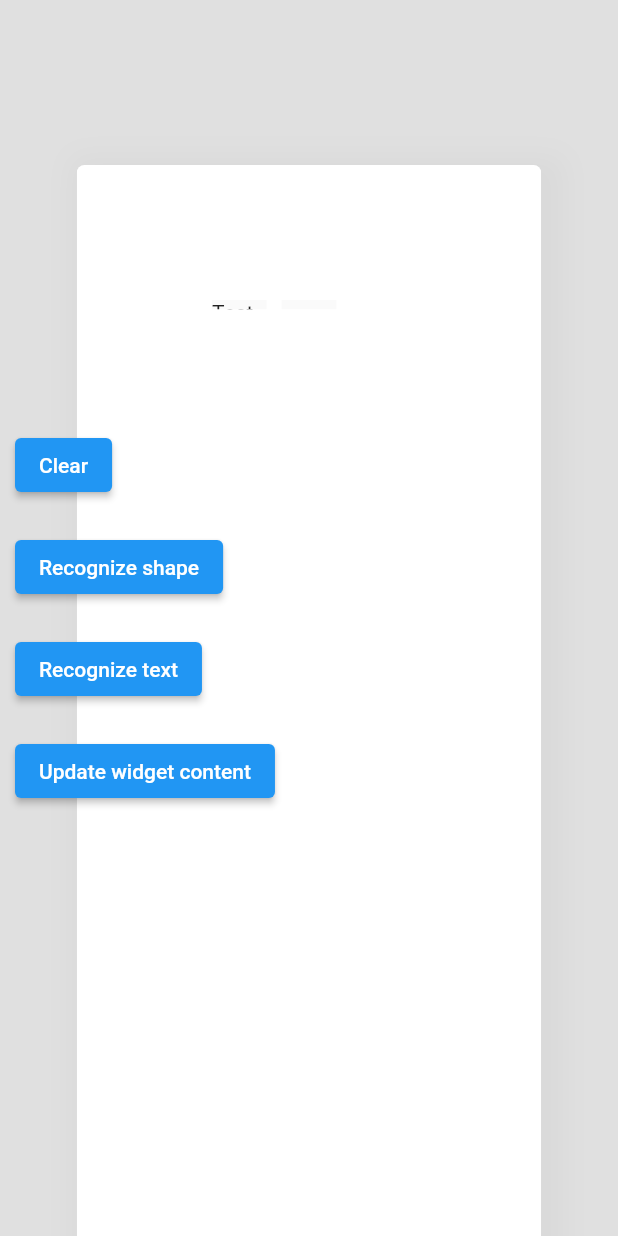
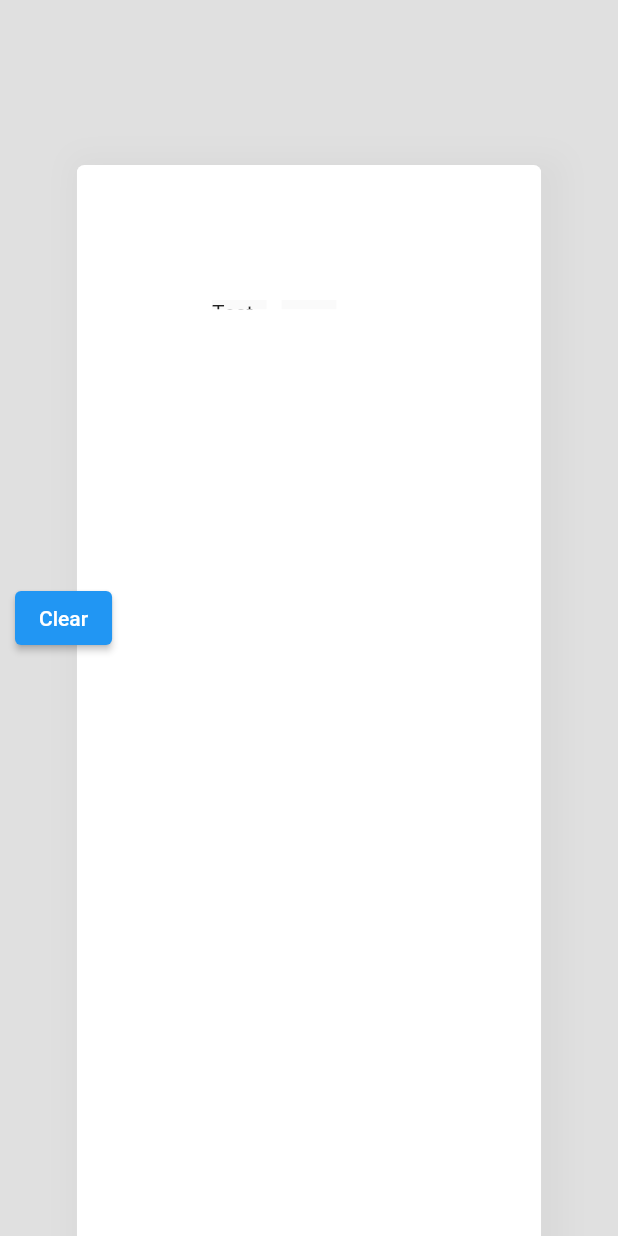
Before and after one commit to jellyie/digitalink_notetaking_app, a Flutter app: the screen it shows after launch, on a phone screen of 412 x 824 dp. Run offline on Flutter 3.47's test engine with Material 2 defaults, Android fonts, the phone set to English and light mode, and no system bars; drawn by our look-alikes of reorderable_grid_view; our stand-ins replace flutter_riverpod, freezed_annotation; missing offline and left inert: google_ml_kit.

Commit message:
Shape and handwriting recognition happens automatically

```diff
--- a/lib/features/canvas/ui/canvas_ui.dart
+++ b/lib/features/canvas/ui/canvas_ui.dart
@@ -4,9 +4,6 @@ import 'package:flutter/rendering.dart';
 import '../../../providers.dart';
 import 'components/widget_list_builder.dart';
 import '../models/widgets/widget_notifier.dart';
-
-import '../q_dollar_recognizer/gesture.dart';
-import '../q_dollar_recognizer/templates.dart';
 
 import '../models/canvas_notifier.dart';
 import '../models/state/canvas_state.dart';
@@ -16,9 +13,6 @@ import 'painter/canvas_painter.dart';
 
 class CanvasUI extends ConsumerWidget {
   const CanvasUI({Key? key}) : super(key: key);
-
-  /// Load in geometric shapes training set for gesture recognition
-  static final List<Gesture> _trainingSet = Templates.templates;
 
   @override
   Widget build(BuildContext context, WidgetRef ref) {
@@ -48,7 +42,7 @@ class CanvasUI extends ConsumerWidget {
                           child: GestureDetector(
                             behavior: HitTestBehavior.translucent,
                             child: IgnorePointer(
-                              ignoring: !notifier.ignore,
+                              ignoring: notifier.ignore,
                               child: RepaintBoundary(
                                 key: notifier.globalkey,
                                 child: Container(
@@ -73,15 +67,15 @@ class CanvasUI extends ConsumerWidget {
                             onPanStart: notifier.onPanStart,
                             onPanUpdate: notifier.onPanUpdate,
                             onPanEnd: notifier.onPanEnd,
-                            //onLongPress: () => notifier.toggleIgnore(),
-                            onTapDown: notifier.onTapDown,
+                            onLongPress: () => notifier.toggleIgnore(),
+                            // onTapDown: notifier.onTapDown,
                           ),
                         ),
                         SizedBox(
                           width: MediaQuery.of(context).size.width * 0.8,
                           height: MediaQuery.of(context).size.height * 1.5,
                           child: IgnorePointer(
-                            ignoring: true,
+                            ignoring: !notifier.ignore,
                             child: WidgetListBuilder(),
                           ),
                         ),
@@ -105,33 +99,6 @@ class CanvasUI extends ConsumerWidget {
                   },
                 ),
               ),
-              Padding(
-                padding: const EdgeInsets.all(10.0),
-                child: ElevatedButton(
-                  child: Text('Recognize shape'),
-                  onPressed: () {
-                    notifier.recogniseShape(_trainingSet);
-                  },
-                ),
-              ),
-              Padding(
-                padding: const EdgeInsets.all(10.0),
-                child: ElevatedButton(
-                  child: Text('Recognize text'),
-                  onPressed: () {
-                    notifier.recogniseText();
-                  },
-                ),
-              ),
-              Padding(
-                padding: const EdgeInsets.all(10.0),
-                child: ElevatedButton(
-                  child: Text('Update widget content'),
-                  onPressed: () {
-                    widgetNotifier.updateWidgetData('this widget is updated');
-                  },
-                ),
-              ),
             ],
           ),
         ],
```
Also changed, not shown: lib/features/canvas/models/canvas_notifier.dart (+6 -5 lines).
